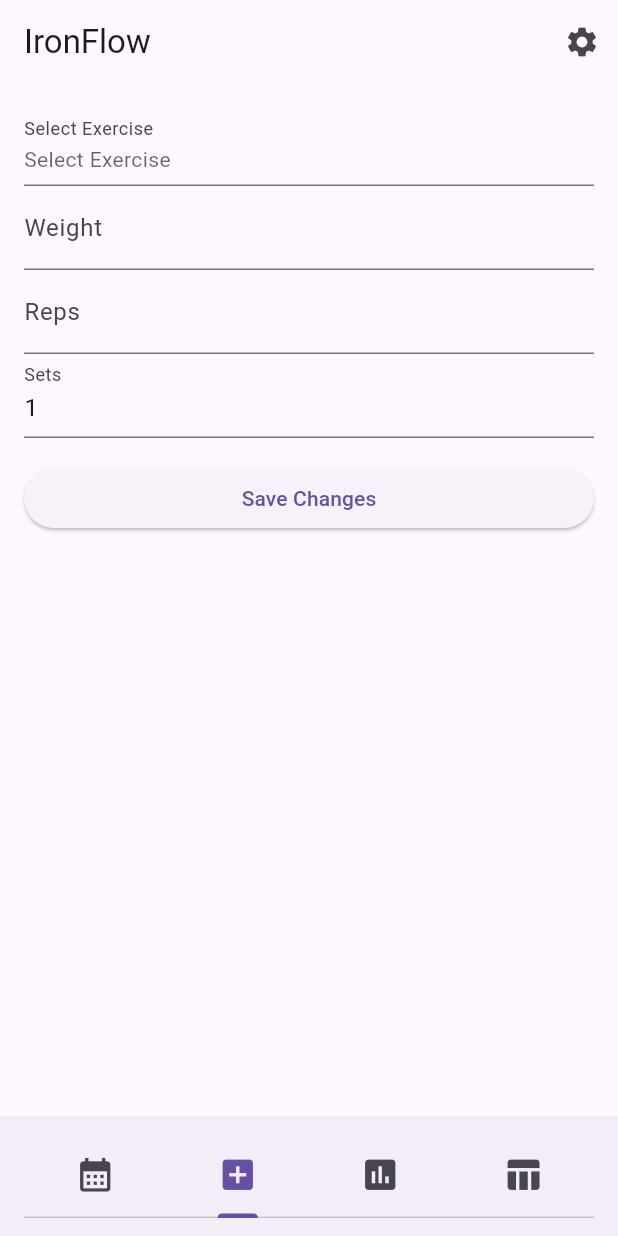
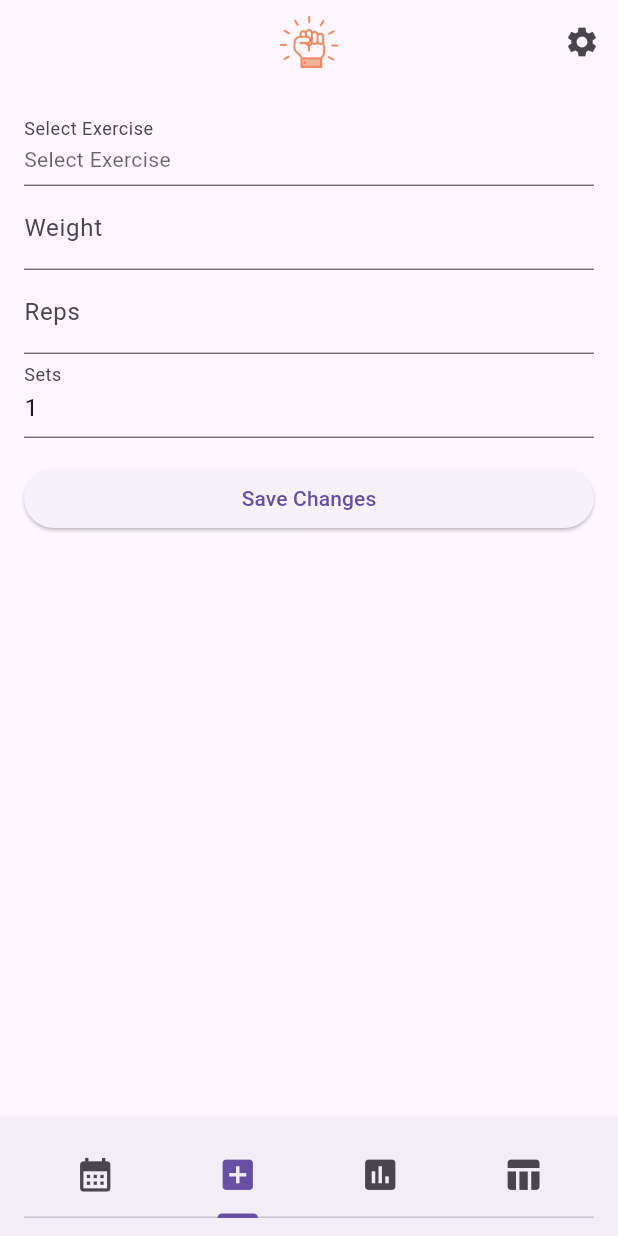
Before and after one commit to andreped/IronFlow, a Flutter app: the screen it shows after launch, on a phone screen of 412 x 824 dp. Run offline on Flutter 3.47's test engine with Material 3 defaults, Android fonts, the light colour scheme and no system bars; our stand-ins replace fl_chart, sqflite, table_calendar; accounts and stored records are empty.

Commit message:
Add centered logo instead of IronFlow in app bar

```diff
--- a/lib/tabs/home.dart
+++ b/lib/tabs/home.dart
@@ -111,7 +111,12 @@ class _ExerciseStoreHomePageState extends State<ExerciseStoreHomePage>
   Widget build(BuildContext context) {
     return Scaffold(
       appBar: AppBar(
-        title: const Text('IronFlow'),
+        title: Image.asset(
+          'assets/icon/app_icon_transparent.png',
+          height: 40, // Adjust the height as needed
+          fit: BoxFit.contain,
+        ),
+        centerTitle: true, // Center the logo in the AppBar
         actions: [
           IconButton(
             icon: const Icon(Icons.settings),
--- a/pubspec.yaml
+++ b/pubspec.yaml
@@ -83,6 +83,8 @@ flutter:
   # assets:
   #   - images/a_dot_burr.jpeg
   #   - images/a_dot_ham.jpeg
+  assets:
+    - assets/icon/app_icon_transparent.png
 
   # An image asset can refer to one or more resolution-specific "variants", see
   # https://flutter.dev/assets-and-images/#resolution-aware
```
